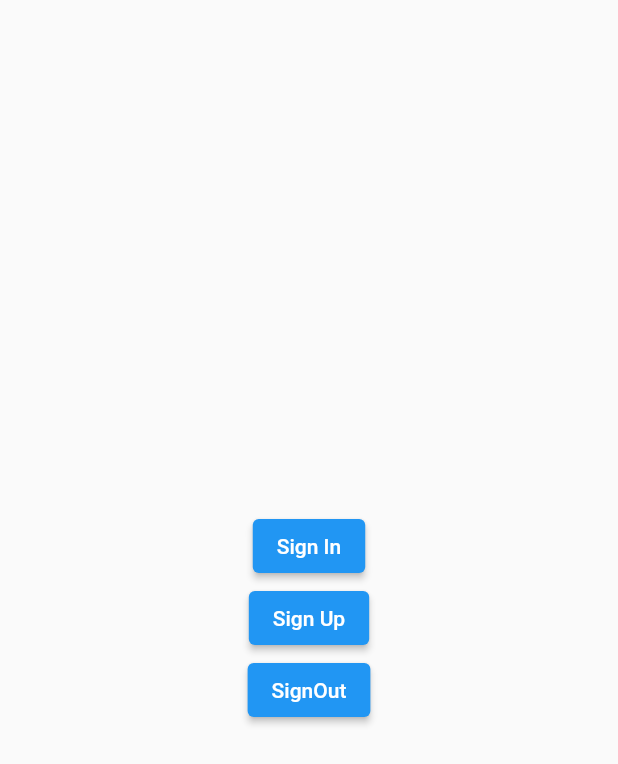
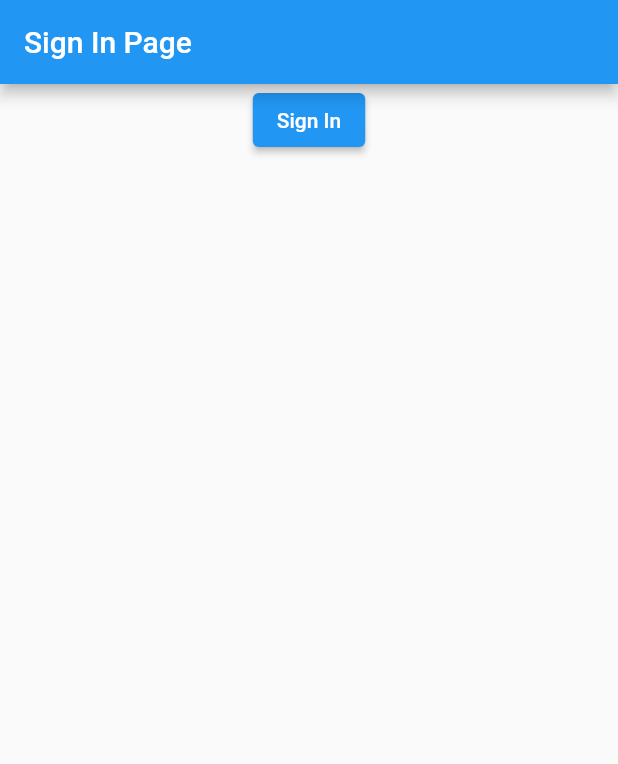
Before and after one commit to ijlalbm/bwa_flutix, a Flutter app: the screen it shows after launch, after a tap on "Sign In", on a phone screen of 412 x 824 dp. Shown: the top 764 px of the screen. Run offline on Flutter 3.47's test engine with Material 2 defaults, Android fonts, the phone set to English and light mode, and no system bars; our stand-ins replace cloud_firestore, equatable, firebase_auth, firebase_core; accounts and stored records are empty; network calls fail.

Commit message:
wrapper for login page and main page

```diff
--- a/lib/extension/extensions.dart
+++ b/lib/extension/extensions.dart
@@ -1,6 +1,5 @@
 import 'package:bwa_flutix/models/models.dart' as model;
 import 'package:bwa_flutix/services/services.dart';
-import 'package:cloud_firestore/cloud_firestore.dart';
 import 'package:firebase_auth/firebase_auth.dart';
 
 part 'firebase_user_extension.dart';
--- a/lib/main.dart
+++ b/lib/main.dart
@@ -1,7 +1,9 @@
 import 'package:bwa_flutix/firebase_options.dart';
 import 'package:bwa_flutix/services/services.dart';
+import 'package:bwa_flutix/ui/pages/pages.dart';
 import 'package:firebase_core/firebase_core.dart';
 import 'package:flutter/material.dart';
+import 'package:provider/provider.dart';
 
 void main() async {
   WidgetsFlutterBinding.ensureInitialized();
@@ -16,54 +18,11 @@ class MyApp extends StatelessWidget {
 
   @override
   Widget build(BuildContext context) {
-    return MaterialApp(
-      home: Scaffold(
-        body: Center(
-          child: Column(
-            mainAxisAlignment: MainAxisAlignment.center,
-            children: <Widget>[
-              ElevatedButton(
-                onPressed: () async {
-                  SignInSignUpResult result = await AuthServices.signIn(
-                    "ijlal@gmail.com",
-                    '123456',
-                  );
-
-                  if (result.user == null) {
-                    print(result.message);
-                  } else {
-                    result.user.toString();
-                  }
-                },
-                child: Text("Sign In"),
-              ),
-              ElevatedButton(
-                onPressed: () async {
-                  SignInSignUpResult result = await AuthServices.signUp(
-                    "ijlal@gmail.com",
-                    '123456',
-                    'Ijlal',
-                    ['actions', 'horror', 'music', 'drama'],
-                    'korean',
-                  );
-
-                  if (result.user == null) {
-                    print(result.message);
-                  } else {
-                    result.user.toString();
-                  }
-                },
-                child: Text("Sign Up"),
-              ),
-              ElevatedButton(
-                onPressed: () {
-                  AuthServices.signOut();
-                },
-                child: Text("SignOut"),
-              )
-            ],
-          ),
-        ),
+    return StreamProvider.value(
+      initialData: null,
+      value: AuthServices.userStream,
+      child: MaterialApp(
+        home: Wrapper(),
       ),
     );
   }
--- a/lib/services/auth_services.dart
+++ b/lib/services/auth_services.dart
@@ -38,6 +38,8 @@ class AuthServices {
     }
   }
 
+  static Stream<User?> get userStream => _auth.authStateChanges();
+
   static Future<void> signOut() async {
     await _auth.signOut();
   }
--- a/lib/services/services.dart
+++ b/lib/services/services.dart
@@ -1,5 +1,3 @@
-import 'dart:math';
-
 import 'package:cloud_firestore/cloud_firestore.dart';
 import 'package:firebase_auth/firebase_auth.dart';
 import 'package:bwa_flutix/extension/extensions.dart';
--- a/lib/ui/pages/pages.dart
+++ b/lib/ui/pages/pages.dart
@@ -0,0 +1,8 @@
+import 'package:bwa_flutix/services/services.dart';
+import 'package:firebase_auth/firebase_auth.dart';
+import 'package:flutter/material.dart';
+import 'package:provider/provider.dart';
+
+part 'main_page.dart';
+part 'sign_in_page.dart';
+part 'wrapper.dart';
--- /dev/null
+++ b/lib/ui/pages/sign_in_page.dart
@@ -0,0 +1,34 @@
+part of 'pages.dart';
+
+class SignInPage extends StatefulWidget {
+  const SignInPage({Key? key}) : super(key: key);
+
+  @override
+  _SignInPageState createState() => _SignInPageState();
+}
+
+class _SignInPageState extends State<SignInPage> {
+  @override
+  Widget build(BuildContext context) {
+    return Scaffold(
+      appBar: AppBar(
+        title: Text("Sign In Page"),
+      ),
+      body: Center(
+        child: Column(
+          children: <Widget>[
+            ElevatedButton(
+              onPressed: () {
+                AuthServices.signIn(
+                  'ijlal@gmail.com',
+                  '123456',
+                );
+              },
+              child: Text("Sign In"),
+            ),
+          ],
+        ),
+      ),
+    );
+  }
+}
--- /dev/null
+++ b/lib/ui/pages/wrapper.dart
@@ -0,0 +1,16 @@
+part of 'pages.dart';
+
+class Wrapper extends StatelessWidget {
+  const Wrapper({Key? key}) : super(key: key);
+
+  @override
+  Widget build(BuildContext context) {
+    User? firebaseUser = Provider.of<User?>(context);
+
+    if (firebaseUser == null) {
+      return SignInPage();
+    } else {
+      return MainPage();
+    }
+  }
+}
--- a/pubspec.yaml
+++ b/pubspec.yaml
@@ -34,6 +34,7 @@ dependencies:
   firebase_core: ^1.12.0
   flutter:
     sdk: flutter
+  provider: ^6.0.2
 
 dev_dependencies:
   flutter_lints: ^1.0.0
```
Also changed, not shown: lib/ui/pages/main_page.dart (added, +31 -0 lines), pubspec.lock.
